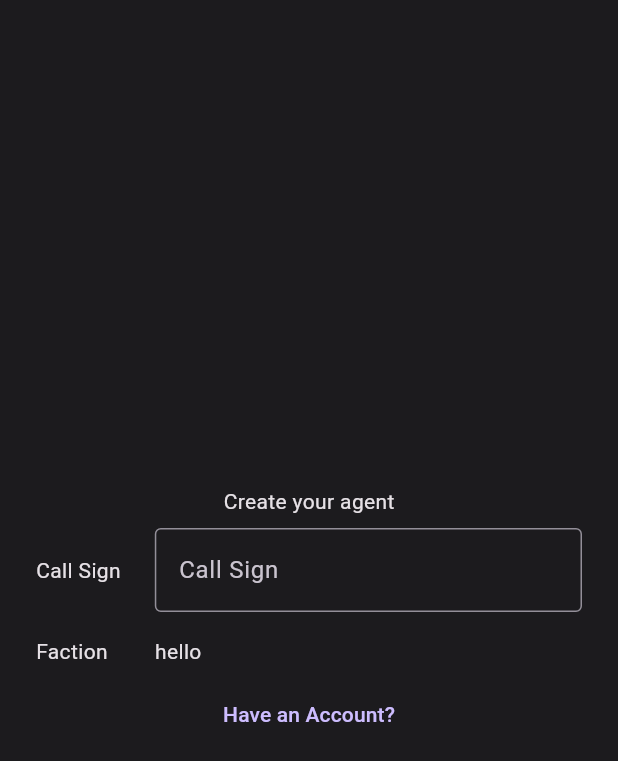
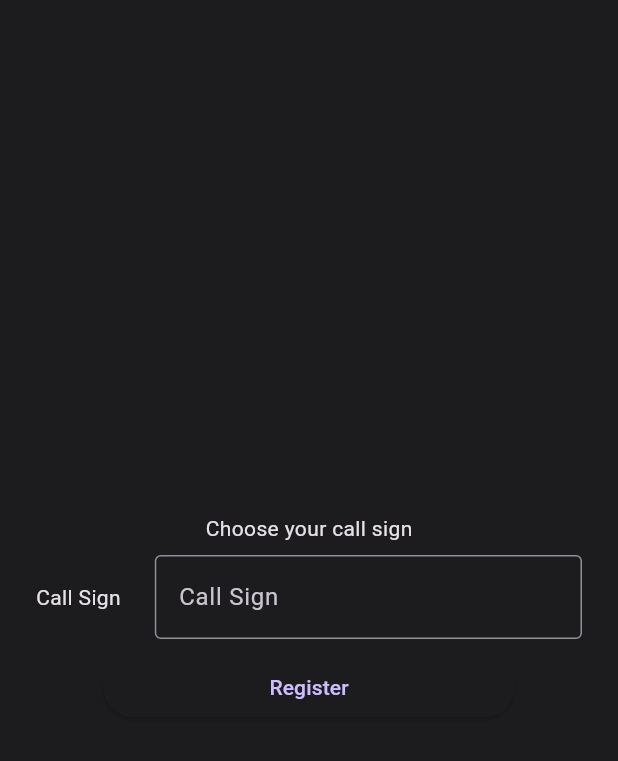
Before and after one commit to er-lo/spacetraders, a Flutter app: the RegisterScreen screen opened by its route, on a phone screen of 412 x 824 dp. Shown: the top 761 px of the screen. Run offline on Flutter 3.47's test engine with Material 2 defaults, Android fonts, the phone set to English and light mode, and no system bars; network calls fail.

Commit message:
Almost finished the faction selection page. All that is needed is to transfer the faction symbol to the register call sign page.

```diff
--- a/lib/src/api/models/faction.dart
+++ b/lib/src/api/models/faction.dart
@@ -25,10 +25,6 @@ class Faction {
   };
 }
 
-class FactionList {
-
-}
-
 class FactionTrait {
   final String symbol;
   final String name;
--- a/lib/src/screens/register.dart
+++ b/lib/src/screens/register.dart
@@ -27,15 +27,17 @@ class _RegisterScreenState extends State<RegisterScreen> {
   }
 
   @override
-  Widget build(BuildContext context) => Scaffold(
+  Widget build(BuildContext context) {
+    double width = MediaQuery.of(context).size.width;
+    return Scaffold(
       body: Center(
         child: Column(
           mainAxisAlignment: MainAxisAlignment.center,
           crossAxisAlignment: CrossAxisAlignment.center,
           children: [
-          const Text("Create your agent"),
+            const Text("Choose your call sign"),
             const Padding(
-            padding: const EdgeInsets.fromLTRB(24.0, 8.0, 24.0, 8.0),
+              padding: EdgeInsets.fromLTRB(24.0, 8.0, 24.0, 8.0),
               child: Row(
                 crossAxisAlignment: CrossAxisAlignment.center,
                 mainAxisAlignment: MainAxisAlignment.center,
@@ -58,31 +60,19 @@ class _RegisterScreenState extends State<RegisterScreen> {
                 ],
               ),
             ),
-          const Padding(
-            padding: EdgeInsets.fromLTRB(24.0, 8.0, 24.0, 8.0),
-            child: Row(
-              crossAxisAlignment: CrossAxisAlignment.center,
-              mainAxisAlignment: MainAxisAlignment.center,
-              children: [
-                Expanded(
-                  flex: 1,
-                  child: Text("Faction"),
+            ElevatedButton(
+              style: ElevatedButton.styleFrom(
+                fixedSize: Size(width / 1.5, 32.0),
               ),
-                SizedBox(width: 8.0),
-                Expanded(
-                  flex: 4,
-                  child: Text("hello"),
+              onPressed: () {
+                Navigator.pushNamedAndRemoveUntil(
+                    context, '/register', (route) => false);
+              },
+              child: const Text("Register"),
             ),
-              ],
-            ),
-          ),
-          TextButton(
-              onPressed: () {
-                Navigator.pushNamedAndRemoveUntil(context, '/', (route) => false );
-              },
-              child: Text("Have an Account?"))
           ],
         ),
       ),
     );
   }
+}
```
Also changed, not shown: lib/src/screens/register_faction.dart (+36 -4 lines). Lines whose indentation alone changed are shown as unchanged.
